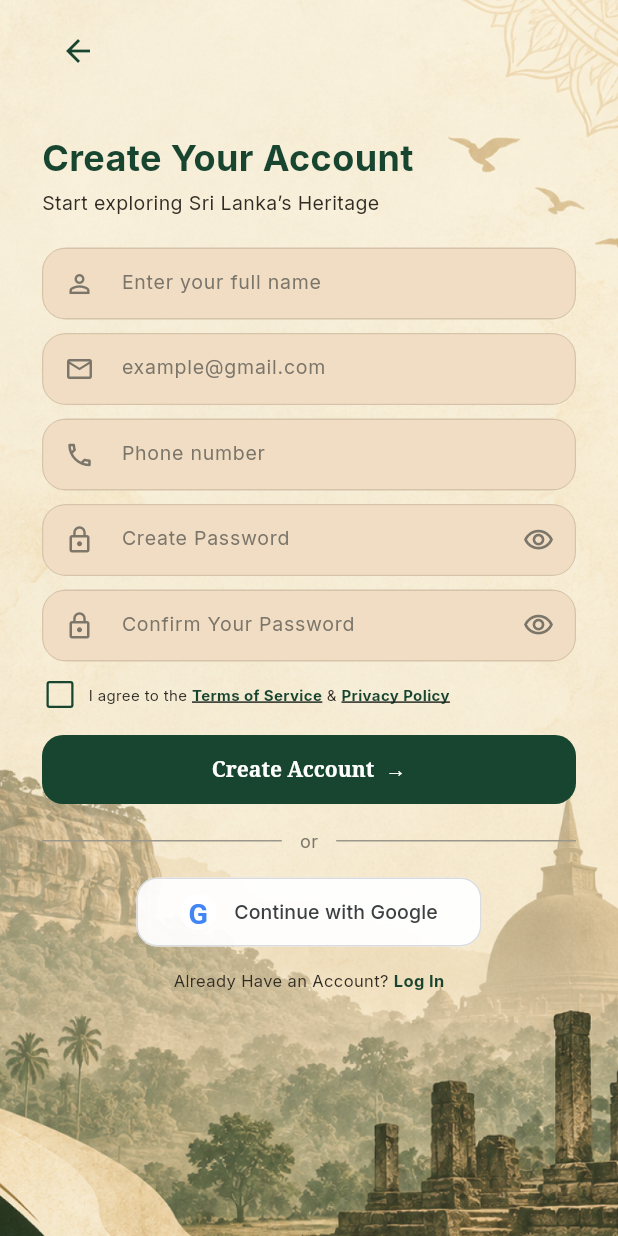
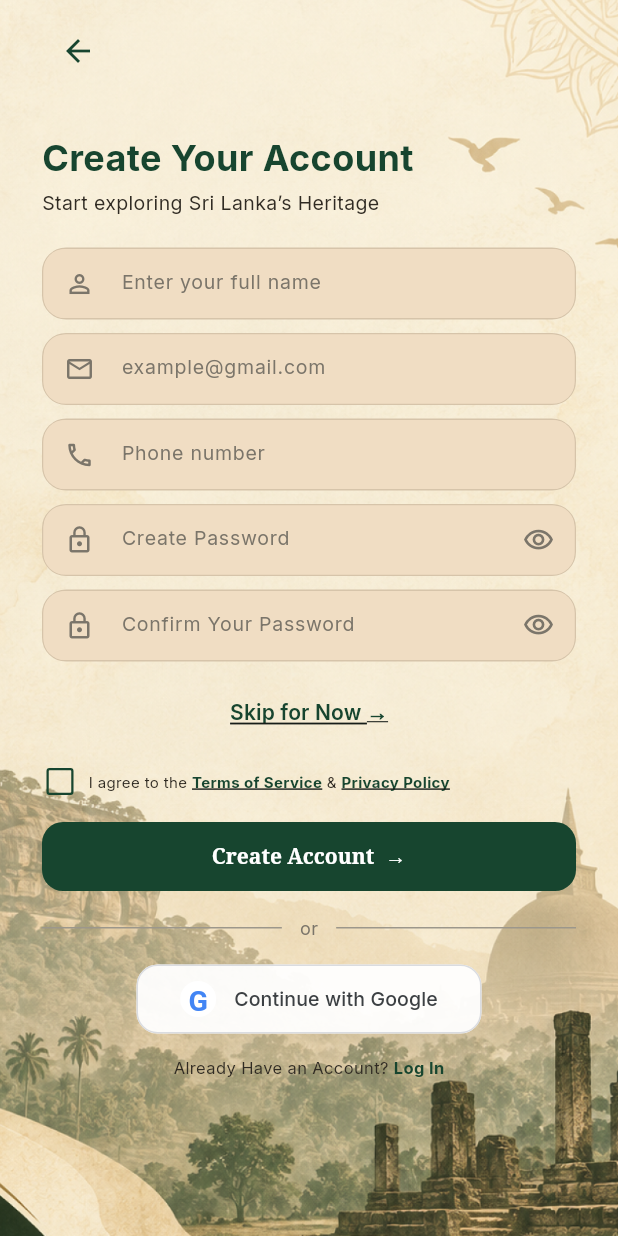
Before and after one commit to kalanaUwanpriya/Ceylon-Heritage, a Flutter app: the RegisterScreen screen opened directly, on a phone screen of 412 x 824 dp. Run offline on Flutter 3.47's test engine with Material 3 defaults, Android fonts, the light colour scheme and no system bars; our stand-ins replace cloud_firestore, firebase_auth, firebase_core, flutter_animate, google_fonts, google_sign_in and 1 more; accounts and stored records are empty; Roboto replaces fonts that are missing (Arial).

Commit message:
Add temporary skip buttons to login and register screens

```diff
--- a/lib/screens/register_screen.dart
+++ b/lib/screens/register_screen.dart
@@ -508,6 +508,35 @@ class _RegisterScreenState extends State<RegisterScreen> {
 
                           const SizedBox(height: 10),
 
+                          // TEMPORARY DEVELOPMENT SKIP BUTTON
+                          Center(
+                            child: TextButton(
+                              onPressed: _isLoading
+                                  ? null
+                                  : () {
+                                      Navigator.pushAndRemoveUntil(
+                                        context,
+                                        MaterialPageRoute(
+                                          builder: (context) =>
+                                              const HomeScreen(),
+                                        ),
+                                        (route) => false,
+                                      );
+                                    },
+                              child: const Text(
+                                'Skip for Now →',
+                                style: TextStyle(
+                                  color: primaryColor,
+                                  fontSize: 14,
+                                  fontWeight: FontWeight.w600,
+                                  decoration: TextDecoration.underline,
+                                ),
+                              ),
+                            ),
+                          ),
+
+                          const SizedBox(height: 10),
+
                           // =====================================
 
                           // TERMS
```
Also changed, not shown: lib/screens/login_screen.dart (+213 -1 lines).
